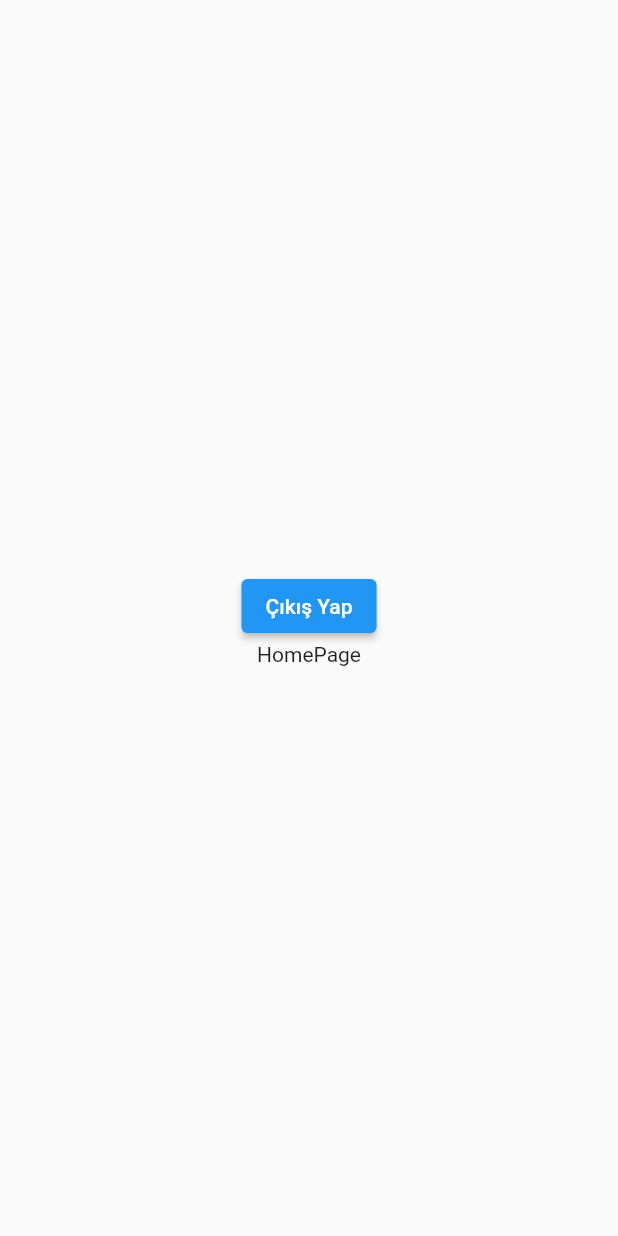
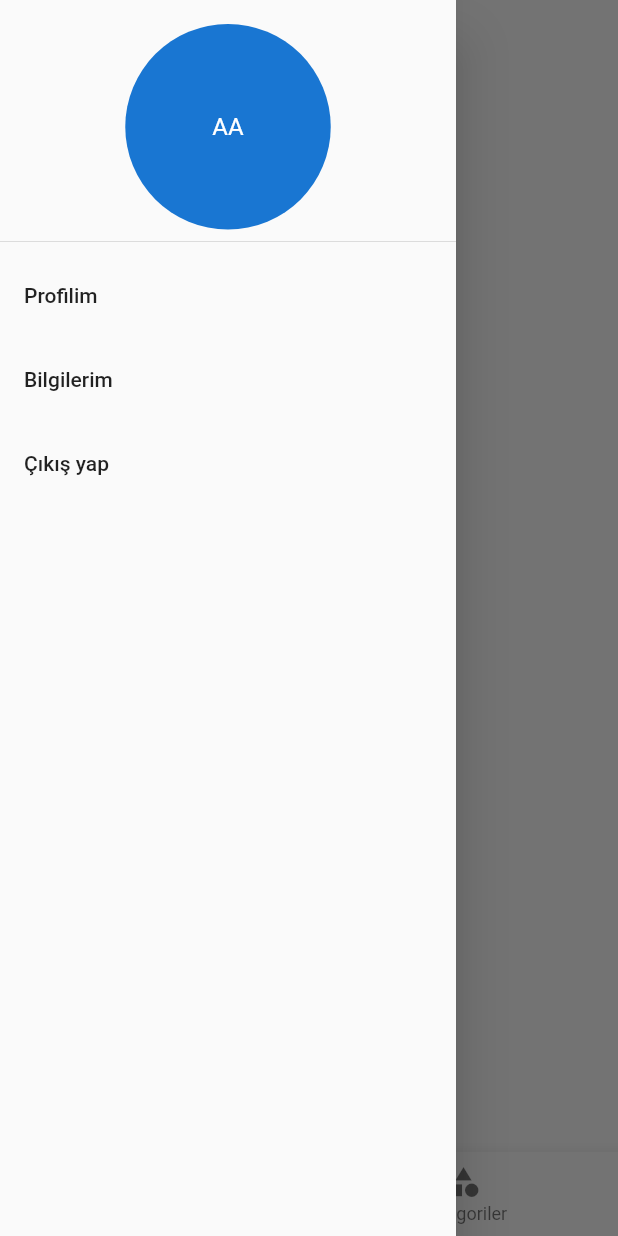
Before and after one commit to yazilimmuhendisligibilecik/MyTeam, a Flutter app: the HomePage screen opened directly, with the side drawer open (before the commit the screen has no drawer), on a phone screen of 412 x 824 dp. Run offline on Flutter 3.47's test engine with Material 2 defaults, Android fonts, the phone set to English and light mode, and no system bars; our stand-ins replace firebase_auth, firebase_core; accounts and stored records are empty.

```diff
--- a/lib/homepage.dart
+++ b/lib/homepage.dart
@@ -1,5 +1,7 @@
 import "package:flutter/material.dart";
 import 'package:myteam/servis/firebaseservis.dart';
+import 'package:myteam/tabsayfalari/anasayfa.dart';
+import 'package:myteam/tabsayfalari/kategori.dart';
 import 'package:provider/provider.dart';
 
 class HomePage extends StatefulWidget {
@@ -10,22 +12,53 @@ class HomePage extends StatefulWidget {
 }
 
 class _HomePageState extends State<HomePage> {
+  int currentindex = 0;
+  List<Widget> widgetlar = [
+    Anasayfa(),
+    Kategori(),
+  ];
   @override
   Widget build(BuildContext context) {
     var kullanici = Provider.of<Firebaseservis>(context);
     return Scaffold(
-      body: Column(
-        mainAxisAlignment: MainAxisAlignment.center,
-        children: [
-          ElevatedButton(
-            onPressed: () async {
-              await kullanici.signout();
-            },
-            child: Text("Çıkış Yap"),
+      drawer: Drawer(
+        child: ListView(
+          children: [
+            DrawerHeader(
+              child: CircleAvatar(
+                child: Text("AA"),
+              )),
+              ListTile(
+                title: Text("Profilim"),
+              ),
+              ListTile(
+                title: Text("Bilgilerim"),
+              ),
+              ListTile(
+                title: Text("Çıkış yap"),
+                onTap: ()async{
+                 await kullanici.signout();
+                },
+              ),
+          ],
+        ),
+      ),
+      bottomNavigationBar: BottomNavigationBar(
+        onTap: (index) {
+          setState(() {
+            currentindex = index;
+          });
+        },
+        currentIndex: currentindex,
+        items: [
+          BottomNavigationBarItem(icon: Icon(Icons.home), label: "Home"),
+          BottomNavigationBarItem(
+            icon: Icon(Icons.category),
+            label: "Kategoriler",
           ),
-          Center(child: Text("HomePage")),
         ],
       ),
+      body: widgetlar[currentindex],
     );
   }
 }
--- /dev/null
+++ b/lib/tabsayfalari/anasayfa.dart
@@ -0,0 +1,32 @@
+import "package:flutter/material.dart";
+import 'package:myteam/servis/firebaseservis.dart';
+import 'package:provider/provider.dart';
+
+class Anasayfa extends StatefulWidget {
+  Anasayfa({Key key}) : super(key: key);
+
+  @override
+  _AnasayfaState createState() => _AnasayfaState();
+}
+
+class _AnasayfaState extends State<Anasayfa> {
+  @override
+  Widget build(BuildContext context) {
+    var kullanici = Provider.of<Firebaseservis>(context);
+    return Center(
+      child: Column(
+        children: [
+          Container(
+             child: Text("ANasasyfaa"),
+          ),
+          ElevatedButton(
+            onPressed: () async {
+              await kullanici.signout();
+            },
+            child: Text("Çıkış Yap"),
+          ),
+        ],
+      ),
+    );
+  }
+}
--- /dev/null
+++ b/lib/tabsayfalari/kategori.dart
@@ -0,0 +1,17 @@
+import "package:flutter/material.dart";
+
+class Kategori extends StatefulWidget {
+  Kategori({Key key}) : super(key: key);
+
+  @override
+  _KategoriState createState() => _KategoriState();
+}
+
+class _KategoriState extends State<Kategori> {
+  @override
+  Widget build(BuildContext context) {
+    return Container(
+     child:Text("Kategori ekranı"),
+    );
+  }
+}
```
Also changed, not shown: lib/main.dart (line endings or trailing spaces).
